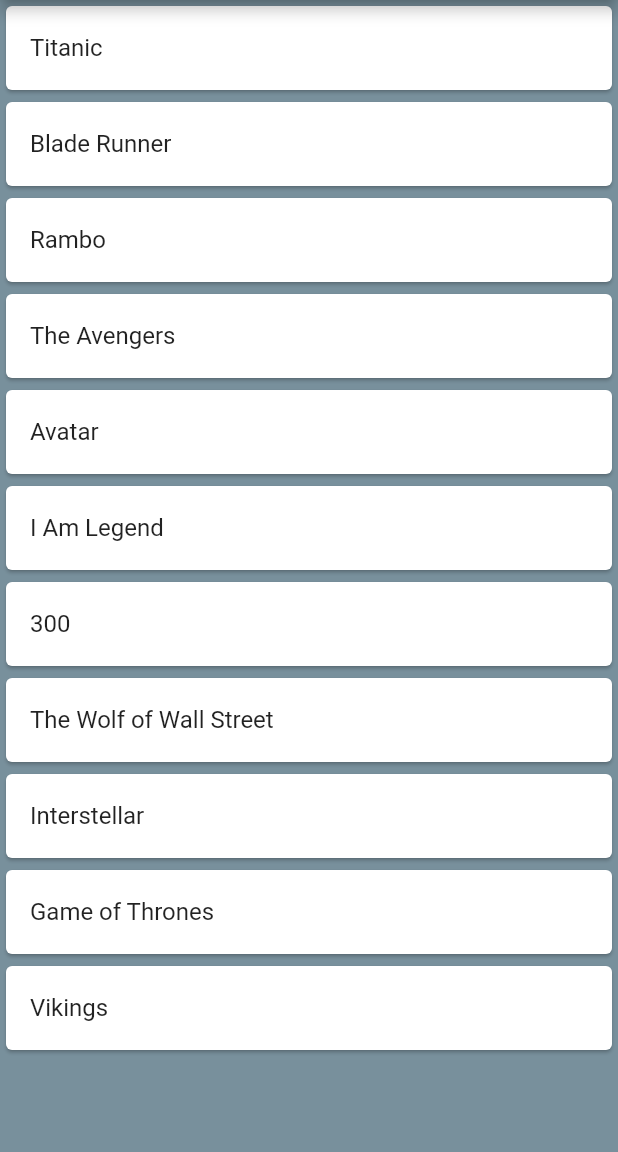
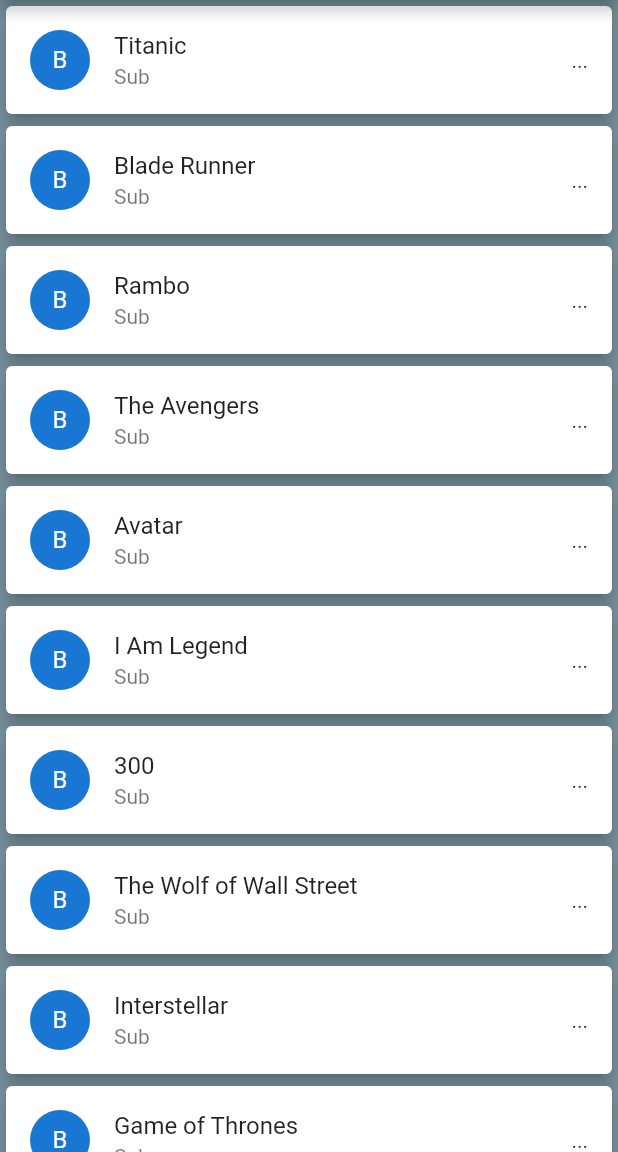
Before and after one commit to OganBelema/flutter_movies_app, a Flutter app: the screen it shows after launch, on a phone screen of 412 x 824 dp, the part 84-1236 px from its top. Run offline on Flutter 3.47's test engine with Material 2 defaults, Android fonts, the phone set to English and light mode, and no system bars.

Commit message:
customising ListTile row and adding onTap

```diff
--- a/lib/ui/movie_list_view.dart
+++ b/lib/ui/movie_list_view.dart
@@ -43,9 +43,16 @@ class _MovieListViewState extends State<MovieListView> {
         itemCount: _movies.length,
         itemBuilder: (BuildContext context, int index) {
           return Card(
+            elevation: 4.5,
             color: Colors.white,
             child: ListTile(
+              leading: const CircleAvatar(
+                child: Text("B"),
+              ),
+              trailing: Text("..."),
               title: Text(_movies[index]),
+              subtitle: Text("Sub"),
+              onTap: () => debugPrint("Movie name: ${_movies[index]}"),
             ),
           );
         },
```
